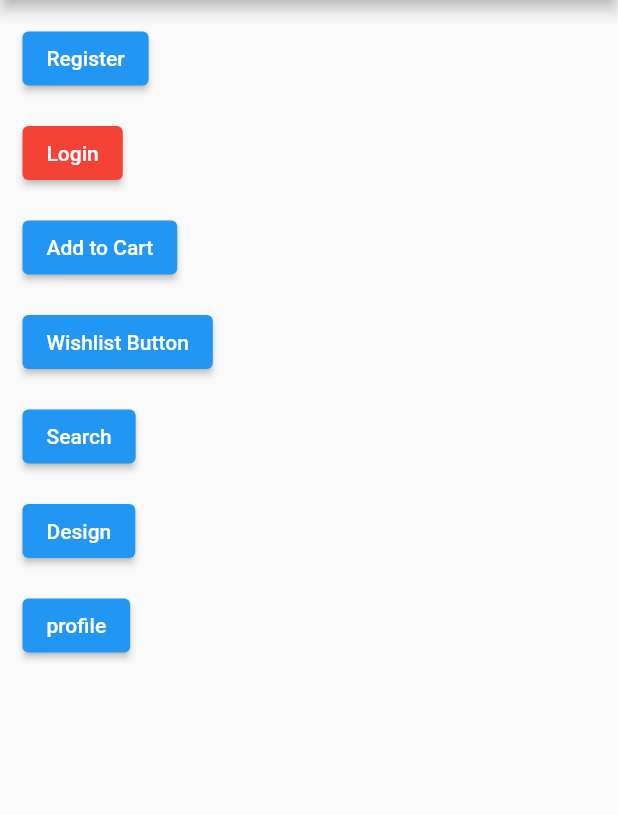
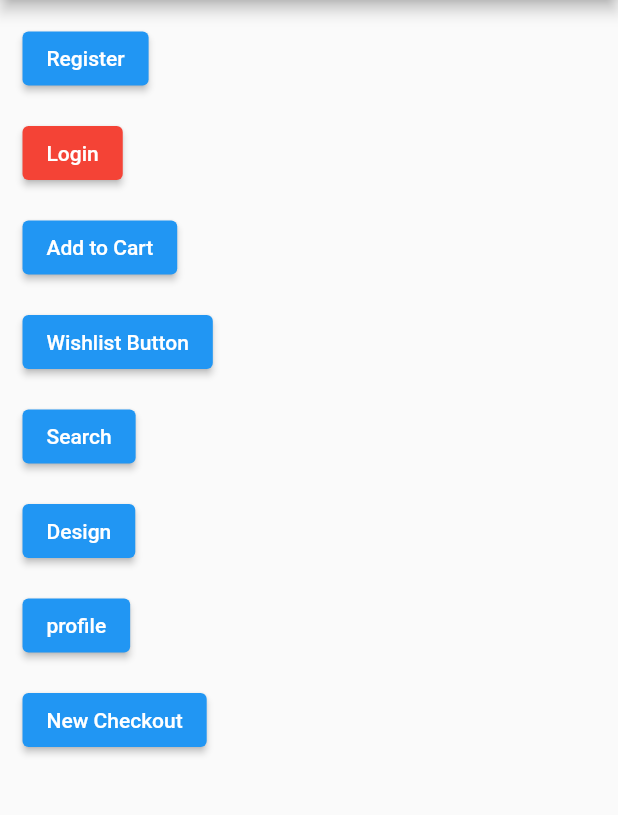
Before and after one commit to payare35/MyEcommerceApp, a Flutter app: the screen it shows after launch, on a phone screen of 412 x 824 dp, the part 84-899 px from its top. Run offline on Flutter 3.47's test engine with Material 2 defaults, Android fonts, the phone set to English and light mode, and no system bars.

Commit message:
checkout feature completed

```diff
--- a/lib/main.dart
+++ b/lib/main.dart
@@ -43,9 +43,9 @@ class _HomePageState extends State<HomePage> {
           ),
           Container(
             margin: EdgeInsets.only(left: 15, bottom: 15),
-            child: ElevatedButton(style: ButtonStyle(
-              backgroundColor: MaterialStateProperty.all(Colors.red)
-            ),
+            child: ElevatedButton(
+                style: ButtonStyle(
+                    backgroundColor: MaterialStateProperty.all(Colors.red)),
                 onPressed: () {
                   print("I am login");
                 },
@@ -91,6 +91,14 @@ class _HomePageState extends State<HomePage> {
                 },
                 child: Text("profile")),
           ),
+          Container(
+            margin: EdgeInsets.only(left: 15, bottom: 15),
+            child: ElevatedButton(
+                onPressed: () {
+                  print("I am New Checkout Button");
+                },
+                child: Text("New Checkout")),
+          ),
         ],
       ),
     );
```
